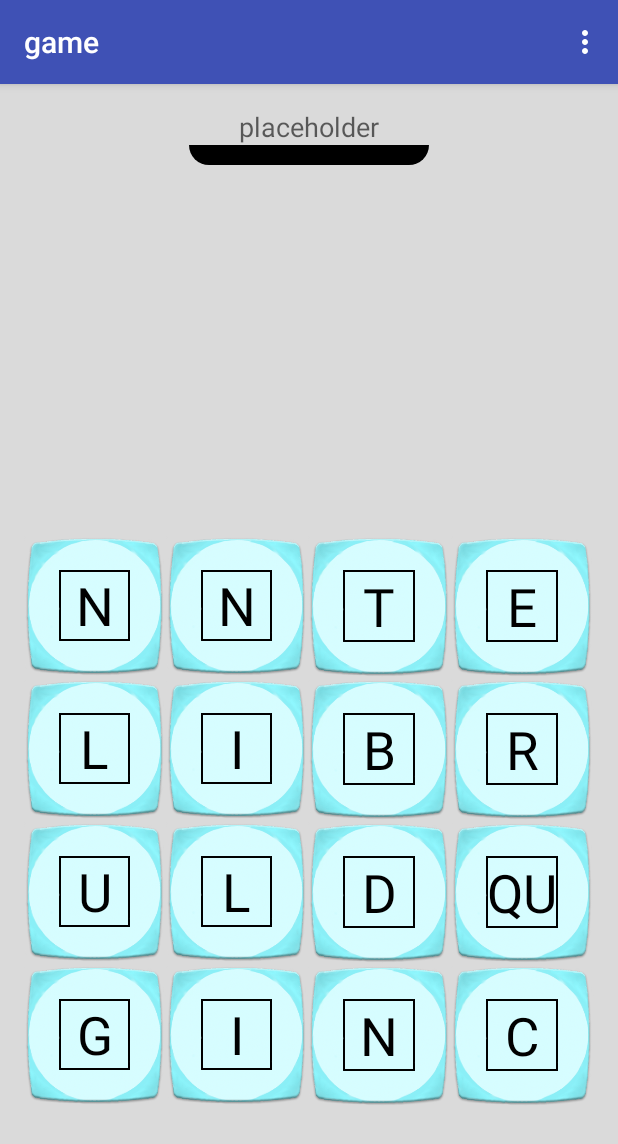
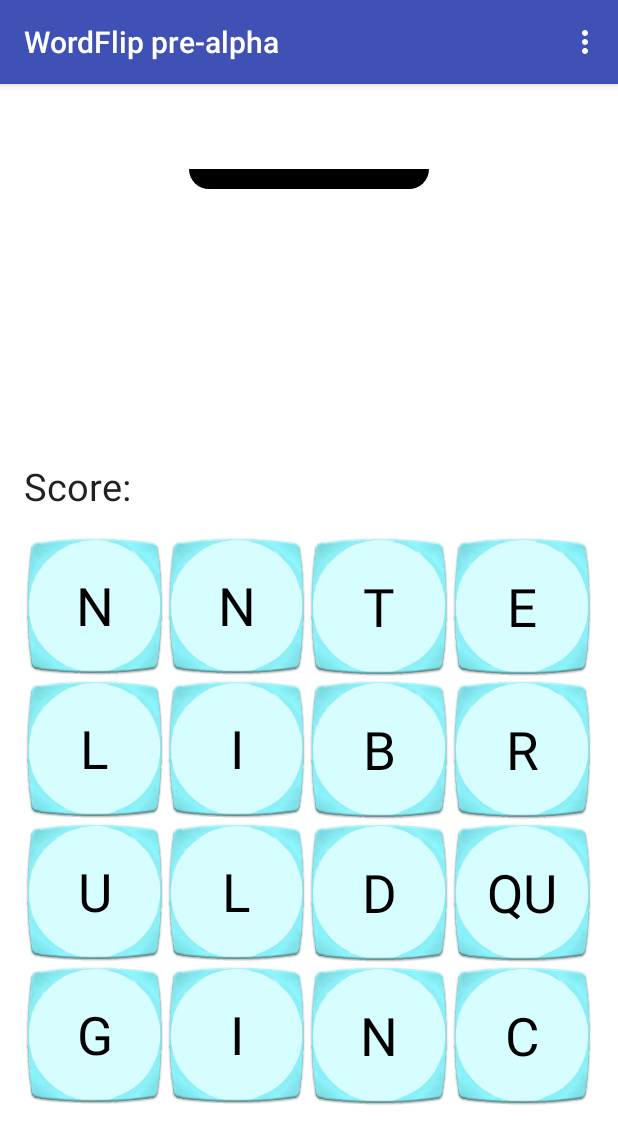
Before and after one commit to averypierce/WordFlip, an Android app: the game screen opened directly, with no data from a screen before it, on a phone screen of 412 x 824 dp. Shown: the top 1144 px of the screen. Run offline under Robolectric (Android 15) with nearby library versions, the light colour scheme and no system bars.

Commit message:
word tracing complete dictionary complete todo: score, timer, animation

```diff
--- a/app/src/main/java/com/example/avery/wordflip/MyDrawingView.java
+++ b/app/src/main/java/com/example/avery/wordflip/MyDrawingView.java
@@ -9,9 +9,11 @@ import android.util.AttributeSet;
 import android.util.Pair;
 import android.view.MotionEvent;
 import android.view.View;
-import android.view.View.OnTouchListener;
 
 import java.util.ArrayList;
+
+
+/* Largely Based on https://github.com/swapgo20 demo file */
 
 public class MyDrawingView extends View{
 
@@ -20,7 +22,6 @@ public class MyDrawingView extends View{
     private Paint m_Paint;
 
     private ArrayList<Pair<Path, Paint>> paths = new ArrayList<Pair<Path, Paint>>();
-    private ArrayList<Pair<Path, Paint>> undonePaths = new ArrayList<Pair<Path, Paint>>();
 
     private float mX, mY;
     private static final float TOUCH_TOLERANCE = 4;
@@ -31,7 +32,6 @@ public class MyDrawingView extends View{
         setFocusable(true);
         setFocusableInTouchMode(true);
         setBackgroundColor(Color.TRANSPARENT);
-        //this.setOnTouchListener(this);
         onCanvasInitialization();
     }
 
@@ -118,14 +118,11 @@ public class MyDrawingView extends View{
 
     private void touch_up() {
         m_Path.lineTo(mX, mY);
-        // commit the path to our offscreen
         m_Canvas.drawPath(m_Path, m_Paint);
-        // kill this so we don't double draw
         m_Path = new Path();
         Paint newPaint = new Paint(m_Paint); // Clones the mPaint object
         paths.add(new Pair<Path, Paint>(m_Path, newPaint));
     }
-
 
     public void reset(){
         paths.clear();
--- a/app/src/main/java/com/example/avery/wordflip/game.java
+++ b/app/src/main/java/com/example/avery/wordflip/game.java
@@ -1,18 +1,7 @@
 package com.example.avery.wordflip;
 
-import android.content.Context;
 import android.content.Intent;
-import android.content.res.AssetManager;
-import android.graphics.Bitmap;
-import android.graphics.BlurMaskFilter;
-import android.graphics.Canvas;
 import android.graphics.Color;
-import android.graphics.EmbossMaskFilter;
-import android.graphics.MaskFilter;
-import android.graphics.Paint;
-import android.graphics.Path;
-import android.graphics.PorterDuff;
-import android.graphics.PorterDuffXfermode;
 import android.media.MediaPlayer;
 import android.os.Bundle;
 import android.support.v7.app.AppCompatActivity;
@@ -25,30 +14,30 @@ import android.widget.Button;
 import android.widget.ImageButton;
 import android.widget.ImageView;
 import android.widget.TextView;
-import android.view.View.OnTouchListener;
 import android.graphics.Rect;
-
 import java.io.BufferedReader;
-import java.io.FileInputStream;
-import java.io.FileReader;
 import java.io.IOException;
 import java.io.InputStream;
 import java.io.InputStreamReader;
 import java.util.ArrayList;
-import java.util.HashMap;
 import java.util.HashSet;
 import java.util.List;
 import java.util.ListIterator;
 
+/* Avery VanKirk
+ * Tile Sprites and Sound Effects by me */
+
 public class game extends AppCompatActivity implements View.OnTouchListener{
 
     private int j;
+    private int score = 0;
     gameTray currentShake = new gameTray();
     HashSet<String> dictionary = new HashSet();
+    HashSet<String> foundWords = new HashSet<>();
 
     //Drawing stuff
     private MyDrawingView drawingView;
-    private paintView paintview1; //needs inittialize
+    private paintView paintview1;
 
     List<letterCube> tracedWord = new ArrayList<letterCube>();
 
@@ -74,9 +63,7 @@ public class game extends AppCompatActivity implements View.OnTouchListener{
     }
 
     public void buildDictionary(){
-        AssetManager assetManager = getAssets();
         BufferedReader reader;
-        String word;
 
         try{
             final InputStream file = getAssets().open("dict.txt");
@@ -147,10 +134,34 @@ public class game extends AppCompatActivity implements View.OnTouchListener{
 
         placeholder.setText(finalword);
 
-        if(dictionary.contains(finalword.toString())){
+        if(dictionary.contains(finalword.toString()) && !foundWords.contains(finalword.toString())){
+
+            foundWords.add(finalword.toString());
             MediaPlayer mp = MediaPlayer.create(getApplicationContext(), R.raw.ding);
             mp.start();
             validWord = true;
+
+            if(wordLength == 3 || wordLength == 4){
+                score = score + 1;
+            }
+            else if(wordLength == 5){
+                score = score + 2;
+            }
+            else if(wordLength == 5){
+                score = score + 2;
+            }
+            else if(wordLength == 6){
+                score = score + 3;
+            }
+            else if(wordLength == 7){
+                score = score + 5;
+            }
+            else if(wordLength >= 8){
+                score = score + 11;
+            }
+
+            ((TextView) findViewById(R.id.score)).setText(String.valueOf(score));
+
         }
         else{
             MediaPlayer mp = MediaPlayer.create(getApplicationContext(), R.raw.wrong);
@@ -162,7 +173,8 @@ public class game extends AppCompatActivity implements View.OnTouchListener{
         drawingView.reset(); //test weith function with no parameters
 
         //COORDINATES NOT WORKING!!! because I need them to be relative to screen, but drawlines()
-        //is relative to layouy
+        //is relative to the view or its parent. This is supposed to generate a nice straight red or green line
+        //between players traced letters (Like shown in the instruction screen)
 
 
         //Generate canvas line
@@ -245,11 +257,14 @@ public class game extends AppCompatActivity implements View.OnTouchListener{
         }
     }
 
+
+    //Delete this
     public void tiletap(View view){
         Button tile = (Button) findViewById(view.getId());
         tile.setText("X");
     }
 
+    //Delete this
     public void colortest(View view){
 
         String num = (String) getResources().getResourceEntryName(view.getId());
--- a/app/src/main/java/com/example/avery/wordflip/letterCube.java
+++ b/app/src/main/java/com/example/avery/wordflip/letterCube.java
@@ -7,7 +7,6 @@ import java.util.Random;
  */
 public class letterCube{
 
-    // Data encapsulation
     private String letter;
 
     // Constructor
@@ -15,7 +14,6 @@ public class letterCube{
 
         Random roll = new Random();
         int result = roll.nextInt(6); //Pick which dice to place next
-
         letter = letterList[result];
 
     }
--- a/app/src/main/java/com/example/avery/wordflip/paintView.java
+++ b/app/src/main/java/com/example/avery/wordflip/paintView.java
@@ -40,10 +40,9 @@ public class paintView extends View {
 
         paint.setColor(Color.rgb(0, 0, 0));
 
-
         paint.setAntiAlias(true);
         paint.setDither(true);
-       // paint.setColor(Color.parseColor("#9AFA6E"));
+
         paint.setStyle(Paint.Style.STROKE);
         paint.setStrokeJoin(Paint.Join.ROUND);
         paint.setStrokeCap(Paint.Cap.ROUND);
@@ -52,7 +51,13 @@ public class paintView extends View {
 
     //coords are in groups of x,y x,y etc
     public void makeRGLine(float[] coords,int wordlength) {
-        //float[] pts = new float[(wordlength-1)*4]; //initialize array for drawlins
+
+        paint.setStyle(Style.FILL);//greed
+        paint.setColor(Color.rgb(0, 0, 0));
+
+        ///Must Fix Coordinate Discrepencies first between global/local///
+
+        //float[] pts = new float[(wordlength)*4]; //initialize array for drawlines
 
         /*for(int i = 0;i<coords.length;i = i+2){
 
@@ -72,11 +77,6 @@ public class paintView extends View {
       //  pts[4] = coords[4];
        // pts[5] = coords[5];
 
-        paint.setStyle(Style.FILL);//greed
-        paint.setColor(Color.rgb(0, 0, 0));
-
-        //ListIterator coordinates = coords.listIterator();
-        //float centerX = canvas.getWidth() / 2;
     }
 
     public void rgshow(boolean valid){
@@ -93,10 +93,7 @@ public class paintView extends View {
     public void onDraw (Canvas canvas) {
         //INITIALIZE THE CENTER OF THE Cubes
         float centerX = canvas.getWidth() / 2;
-        float centerY = canvas.getHeight() / 2;
-
-        paint.setStyle(Style.FILL);//greed
-
+        paint.setStyle(Style.FILL);
         canvas.drawLine(centerX-100,0,centerX+100,0,paint);
         invalidate();
 
--- a/app/src/main/res/layout/content_game.xml
+++ b/app/src/main/res/layout/content_game.xml
@@ -11,7 +11,7 @@
     app:layout_behavior="@string/appbar_scrolling_view_behavior"
     tools:context="com.example.avery.wordflip.game"
     tools:showIn="@layout/activity_game"
-    android:background="#dadada">
+    android:background="#ffffff">
 
 
     <LinearLayout
@@ -912,7 +912,8 @@
         android:layout_height="match_parent"
         android:layout_alignParentEnd="false"
         android:layout_alignTop="@+id/linearLayout"
-        android:layout_alignBottom="@+id/linearLayout4">
+        android:layout_alignBottom="@+id/linearLayout4"
+        android:id="@+id/frameLayout">
 
         <com.example.avery.wordflip.MyDrawingView
             android:id="@+id/drawing"
@@ -927,11 +928,11 @@
         android:layout_width="wrap_content"
         android:layout_height="wrap_content"
         android:textAppearance="?android:attr/textAppearanceMedium"
-        android:text="placeholder"
         android:id="@+id/textView17"
         android:layout_alignParentTop="true"
         android:layout_centerHorizontal="true"
-        android:editable="false" />
+        android:editable="false"
+        android:textSize="30sp" />
 
     <com.example.avery.wordflip.paintView
         android:layout_width="wrap_content"
@@ -940,4 +941,24 @@
         android:layout_alignBottom="@+id/linearLayout4"
         android:layout_below="@+id/textView17" />
 
+    <TextView
+        android:layout_width="wrap_content"
+        android:layout_height="wrap_content"
+        android:textAppearance="?android:attr/textAppearanceLarge"
+        android:text="@string/score"
+        android:id="@+id/textView18"
+        android:layout_above="@+id/linearLayout"
+        android:layout_alignParentStart="true"
+        android:paddingBottom="15dp"
+        android:textSize="25sp" />
+
+    <TextView
+        android:layout_width="wrap_content"
+        android:layout_height="wrap_content"
+        android:textAppearance="?android:attr/textAppearanceLarge"
+        android:id="@+id/score"
+        android:layout_alignTop="@+id/textView18"
+        android:layout_toEndOf="@+id/textView18"
+        android:textSize="25sp" />
+
 </RelativeLayout>
```
Also changed, not shown: app/src/main/java/com/example/avery/wordflip/InstructionsActivity.java (+1 -6 lines), app/src/main/res/values/strings.xml (+7 -2 lines), app/src/main/res/drawable/hitbox.png.
